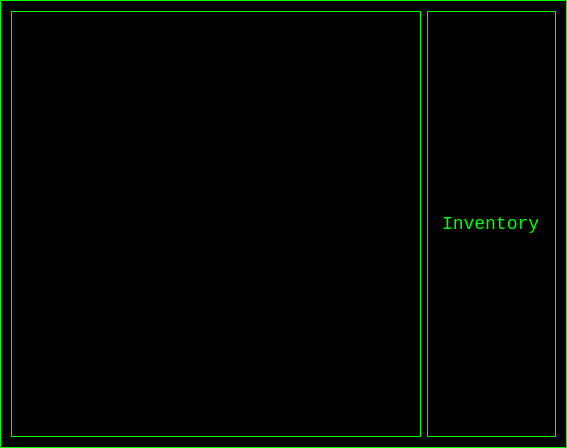
First picture: the form in QtCreator/qtgamedialog.ui, repository richelbilderbeek/HetRoversnest, before the edit.
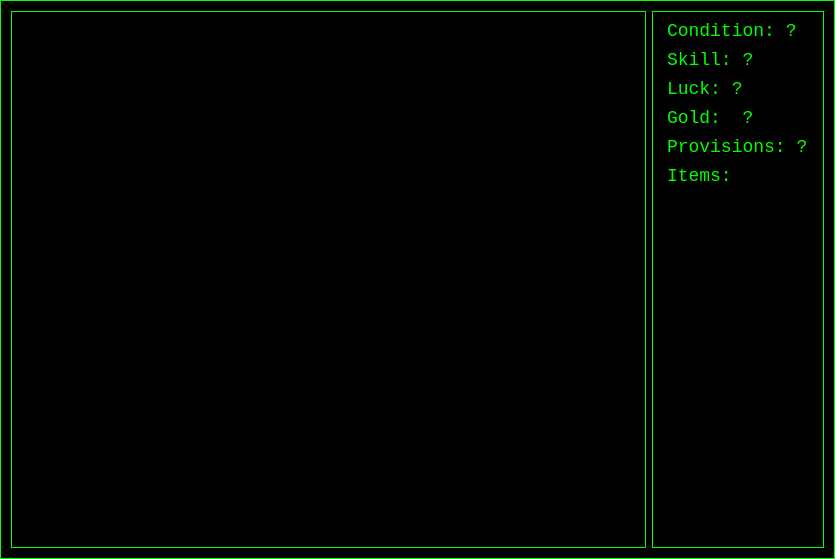
Second picture: the form after the edit. Icons and pictures are not drawn.

What changed in the file:
```diff
--- a/QtCreator/qtgamedialog.ui
+++ b/QtCreator/qtgamedialog.ui
@@ -6,8 +6,8 @@
    <rect>
     <x>0</x>
     <y>0</y>
-    <width>567</width>
-    <height>448</height>
+    <width>835</width>
+    <height>559</height>
    </rect>
   </property>
   <property name="windowTitle">
@@ -52,11 +52,72 @@
    </item>
    <item row="0" column="1">
     <widget class="QWidget" name="widget" native="true">
-     <layout class="QVBoxLayout" name="verticalLayout">
-      <item>
-       <widget class="QLabel" name="label">
+     <layout class="QGridLayout" name="gridLayout_2">
+      <item row="7" column="0" colspan="2">
+       <widget class="QLabel" name="image">
         <property name="text">
-         <string>Inventory</string>
+         <string/>
+        </property>
+        <property name="pixmap">
+         <pixmap resource="HetRoversnest.qrc">:/images/HoofdZanbarBeen.png</pixmap>
+        </property>
+       </widget>
+      </item>
+      <item row="6" column="0">
+       <spacer name="verticalSpacer">
+        <property name="orientation">
+         <enum>Qt::Vertical</enum>
+        </property>
+        <property name="sizeHint" stdset="0">
+         <size>
+          <width>20</width>
+          <height>40</height>
+         </size>
+        </property>
+       </spacer>
+      </item>
+      <item row="0" column="0" colspan="2">
+       <widget class="QLabel" name="label_condition">
+        <property name="text">
+         <string>Condition: ?</string>
+        </property>
+        <property name="alignment">
+         <set>Qt::AlignLeading|Qt::AlignLeft|Qt::AlignVCenter</set>
+        </property>
+       </widget>
+      </item>
+      <item row="4" column="0" colspan="2">
+       <widget class="QLabel" name="label_provisions">
+        <property name="text">
+         <string>Provisions: ?</string>
+        </property>
+       </widget>
+      </item>
+      <item row="2" column="0" colspan="2">
+       <widget class="QLabel" name="label_luck">
+        <property name="text">
+         <string>Luck: ?</string>
+        </property>
+       </widget>
+      </item>
+      <item row="3" column="0" colspan="2">
+       <widget class="QLabel" name="label_gold">
+        <property name="text">
+         <string>Gold:  ?</string>
+        </property>
+       </widget>
+      </item>
+      <item row="1" column="0" colspan="2">
+       <widget class="QLabel" name="label_skill">
+        <property name="text">
+         <string>Skill: ?</string>
+        </property>
+       </widget>
+      </item>
+      <item row="5" column="0" colspan="2">
+       <widget class="QLabel" name="label_items">
+        <property name="text">
+         <string>Items:</string>
         </property>
        </widget>
       </item>
```
Left out of the diff: 4 changed lines with no effect on the pictures.
